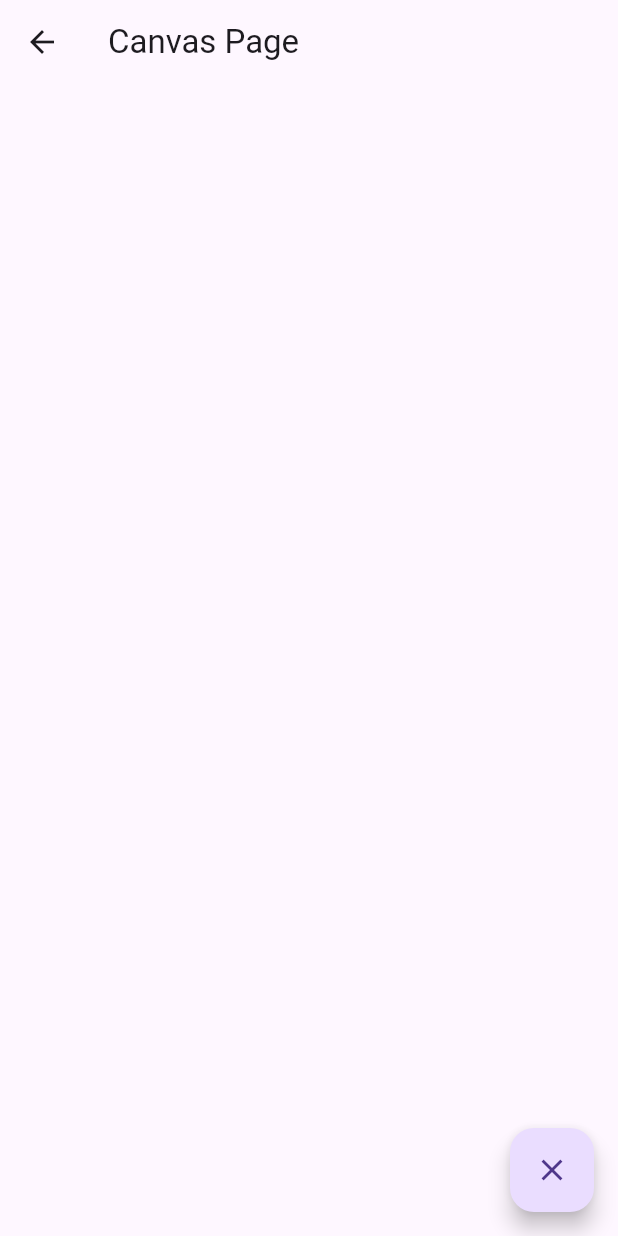
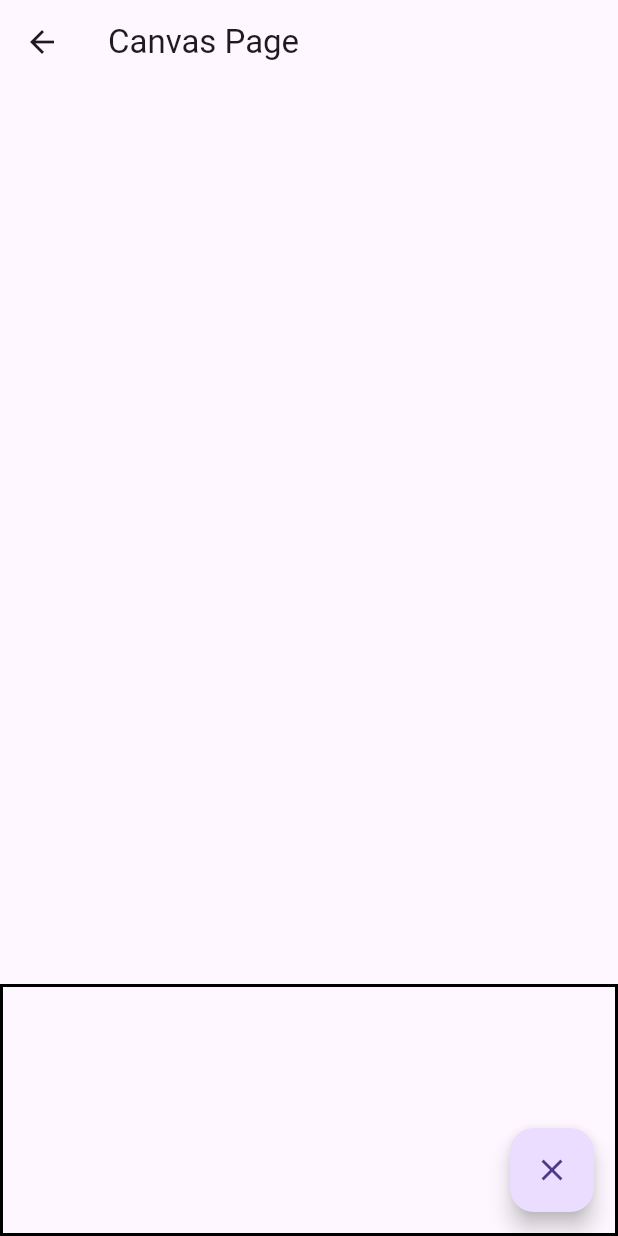
Before and after one commit to RafiDevari/DyslexiAI, a Flutter app: the CanvasPage screen opened directly, on a phone screen of 412 x 824 dp. Run offline on Flutter 3.47's test engine with Material 3 defaults, Android fonts, the phone set to English and light mode, and no system bars; our stand-ins replace permission_handler, speech_to_text.

Commit message:
GPT go 5

```diff
--- a/lib/canvas.dart
+++ b/lib/canvas.dart
@@ -14,12 +14,35 @@ class _CanvasState extends State<CanvasPage> {
   Widget build(BuildContext context) {
     return Scaffold(
       appBar: AppBar(title: Text('Canvas Page')),
-      body: GestureDetector(
+
+      body: LayoutBuilder(
+        builder: (context, constraints) {
+          return Stack(
+            children: [
+              Positioned(
+                top: 600, // Match the y constraint starting point
+                left: 0,
+                right: 0,
+                bottom: 0, // Match the max height constraint
+                child: Container(
+                  decoration: BoxDecoration(
+                    border: Border.all(
+                      color: Colors.black, // Warna border
+                      width: 2.0,          // Ketebalan border
+                    ),
+                  ),
+                  child: GestureDetector(
                     onPanUpdate: (details) {
-          // Menambahkan titik baru saat pengguna menggambar
+                      final position = details.localPosition;
+                      // Adjust the localPosition to account for the offset
+                      if (position.dx >= 0 &&
+                          position.dx <= constraints.maxWidth &&
+                          position.dy >= 0 &&
+                          position.dy <= constraints.maxHeight) {
                         setState(() {
-            points.add(details.localPosition);
+                          points.add(position);
                         });
+                      }
                     },
                     onPanEnd: (details) {
                       // Menambahkan null untuk memisahkan garis
@@ -32,13 +55,19 @@ class _CanvasState extends State<CanvasPage> {
                       size: Size.infinite, // Memenuhi seluruh area layar
                     ),
                   ),
+                ),
+              ),
+            ],
+          );
+        },
+      ),
+
       floatingActionButton: FloatingActionButton(
         onPressed: () {
           // Menghapus semua gambar
           setState(() {
             points.clear();
           });
-
         },
         child: Icon(Icons.clear),
       ),
--- a/lib/main.dart
+++ b/lib/main.dart
@@ -20,6 +20,8 @@ class MyApp extends StatelessWidget {
     );
   }
 }
+
+
 
 class HomePage extends StatelessWidget {
   @override
```
Lines whose indentation alone changed are shown as unchanged.
